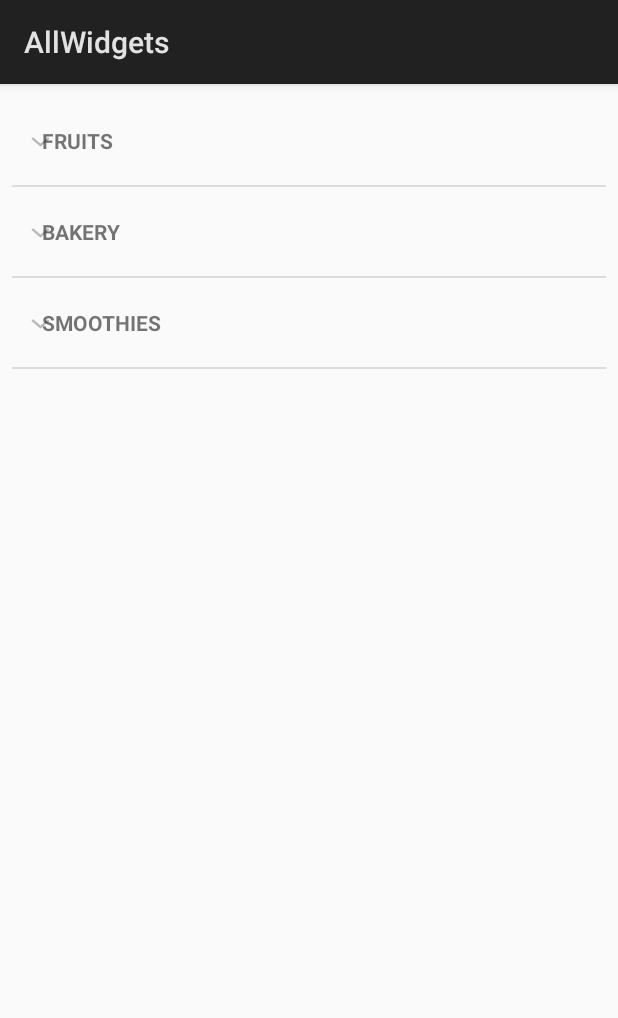
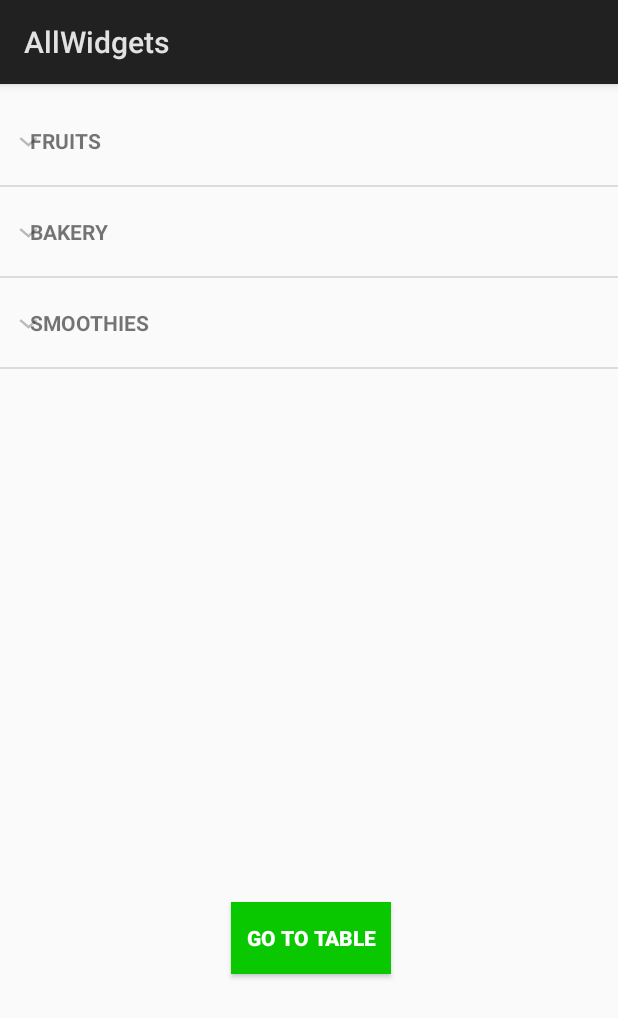
Before and after one commit to SamaSamrin/AllWidgets, an Android app: the ExpandableListViewDemo screen opened directly, with no data from a screen before it, on a phone screen of 412 x 824 dp. Shown: the top 1018 px of the screen. Run offline under Robolectric (Android 15) with nearby library versions, the phone set to English and light mode, and no system bars.

Commit message:
added table layout

```diff
--- a/app/src/main/AndroidManifest.xml
+++ b/app/src/main/AndroidManifest.xml
@@ -21,7 +21,8 @@
             android:name=".TextStuff"
             android:label="@string/title_activity_text_stuff" />
         <activity android:name=".GridViewDemo" />
-        <activity android:name=".ExpandableListViewDemo"></activity>
+        <activity android:name=".ExpandableListViewDemo" />
+        <activity android:name=".TableDemo"></activity>
     </application>
 
 </manifest>
--- a/app/src/main/java/com/example/user/allwidgets/ExpandableListViewDemo.java
+++ b/app/src/main/java/com/example/user/allwidgets/ExpandableListViewDemo.java
@@ -2,6 +2,7 @@ package com.example.user.allwidgets;
 
 import android.app.Activity;
 import android.content.Context;
+import android.content.Intent;
 import android.os.Bundle;
 import android.util.Log;
 import android.view.LayoutInflater;
@@ -67,6 +68,11 @@ public class ExpandableListViewDemo extends Activity {
         childrenList.put(headerList.get(0), fruitsList);//prothom position e fruits List thakbe
         childrenList.put(headerList.get(1), bakeryList);
         childrenList.put(headerList.get(2), smoothiesList);
+    }
+
+    public void goToTable(View view){
+        Intent i = new Intent(ExpandableListViewDemo.this, TableDemo.class);
+        startActivity(i);
     }
 }
 
--- a/app/src/main/res/layout/activity_expandable_list_view_demo.xml
+++ b/app/src/main/res/layout/activity_expandable_list_view_demo.xml
@@ -6,19 +6,41 @@
     android:layout_height="match_parent"
     tools:context="com.example.user.allwidgets.ExpandableListViewDemo">
 
+    <Button
+        android:id="@+id/buttonGoToTable"
+        android:layout_width="wrap_content"
+        android:layout_height="wrap_content"
+        android:layout_margin="100dp"
+        android:layout_marginBottom="100dp"
+        android:layout_marginTop="8dp"
+        android:background="@color/myGreen"
+        android:gravity="center"
+        android:text="Go To Table"
+        android:textColor="@android:color/white"
+        android:textStyle="bold"
+        android:padding="10dp"
+        android:onClick="goToTable"
+        app:layout_constraintBottom_toBottomOf="parent"
+        app:layout_constraintHorizontal_bias="0.51"
+        app:layout_constraintLeft_toLeftOf="parent"
+        app:layout_constraintRight_toRightOf="parent"
+        app:layout_constraintTop_toBottomOf="@+id/expandable_listview"
+        app:layout_constraintVertical_bias="0.53999996" />
+
     <ExpandableListView
         android:id="@+id/expandable_listview"
-        android:layout_width="match_parent"
-        android:layout_height="match_parent"
-        app:layout_constraintTop_toTopOf="parent"
+        android:layout_width="wrap_content"
+        android:layout_height="350dp"
+        android:layout_marginBottom="8dp"
+        android:layout_marginEnd="8dp"
+        android:layout_marginLeft="8dp"
+        android:layout_marginRight="8dp"
+        android:layout_marginStart="8dp"
+        android:layout_marginTop="8dp"
+        app:layout_constraintBottom_toBottomOf="parent"
         app:layout_constraintLeft_toLeftOf="parent"
         app:layout_constraintRight_toRightOf="parent"
-        app:layout_constraintBottom_toBottomOf="parent"
-        tools:layout_editor_absoluteY="0dp"
-        tools:layout_editor_absoluteX="8dp"
-        android:layout_marginLeft="8dp"
-        android:layout_marginTop="8dp"
-        android:layout_marginRight="8dp"
-        android:layout_marginBottom="8dp" />
+        app:layout_constraintTop_toTopOf="parent"
+        app:layout_constraintVertical_bias="0.0" />
 
 </android.support.constraint.ConstraintLayout>
--- a/app/src/main/res/layout/list_headers.xml
+++ b/app/src/main/res/layout/list_headers.xml
@@ -11,10 +11,7 @@
         android:layout_height="wrap_content"
         android:padding="10dp"
         android:textStyle="bold"
-        android:textAllCaps="true"/>
-
-    <!--<TextView-->
-        <!--android:id="@+id/header_bakery"-->
+        android:textAllCaps="true" />
         <!--android:layout_width="match_parent"-->
         <!--android:layout_height="wrap_content"-->
         <!--android:text="Bakery"-->
```
Also changed, not shown: app/src/main/java/com/example/user/allwidgets/TableDemo.java (added, +13 -0 lines), app/src/main/res/layout/activity_table_demo.xml (added, +186 -0 lines), app/src/main/res/values/styles.xml (+11 -0 lines), app/src/main/res/drawable/line.png (added), app/src/main/res/drawable/line_no_border.png (added), app/src/main/res/drawable/line_small.png (added).
